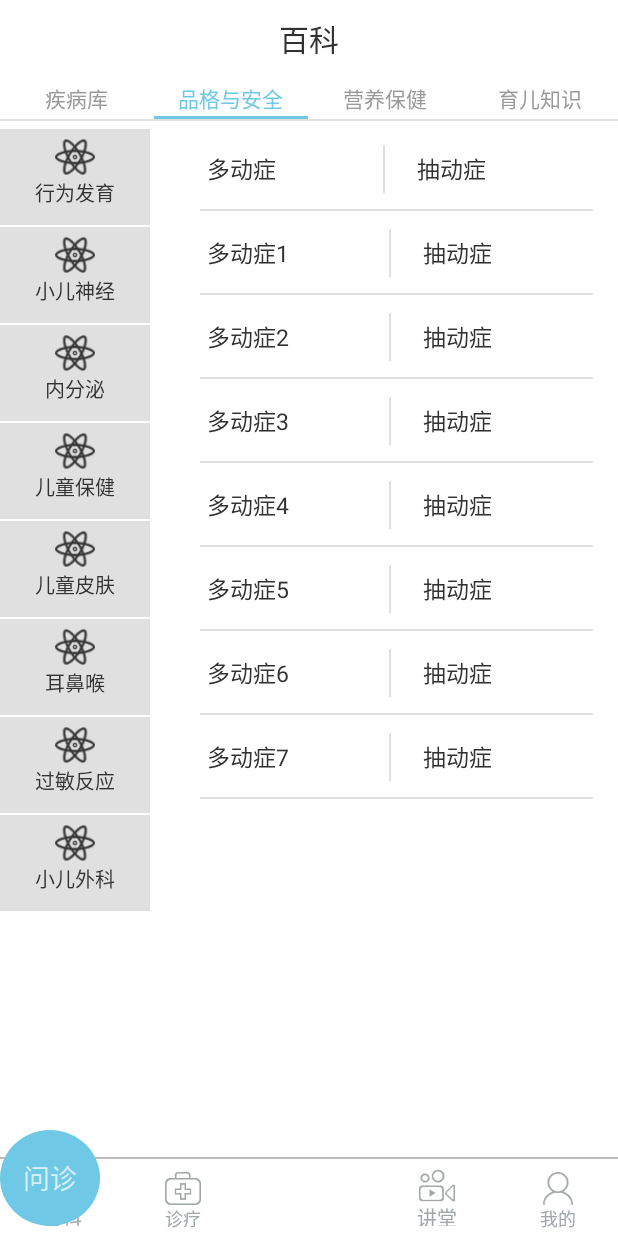
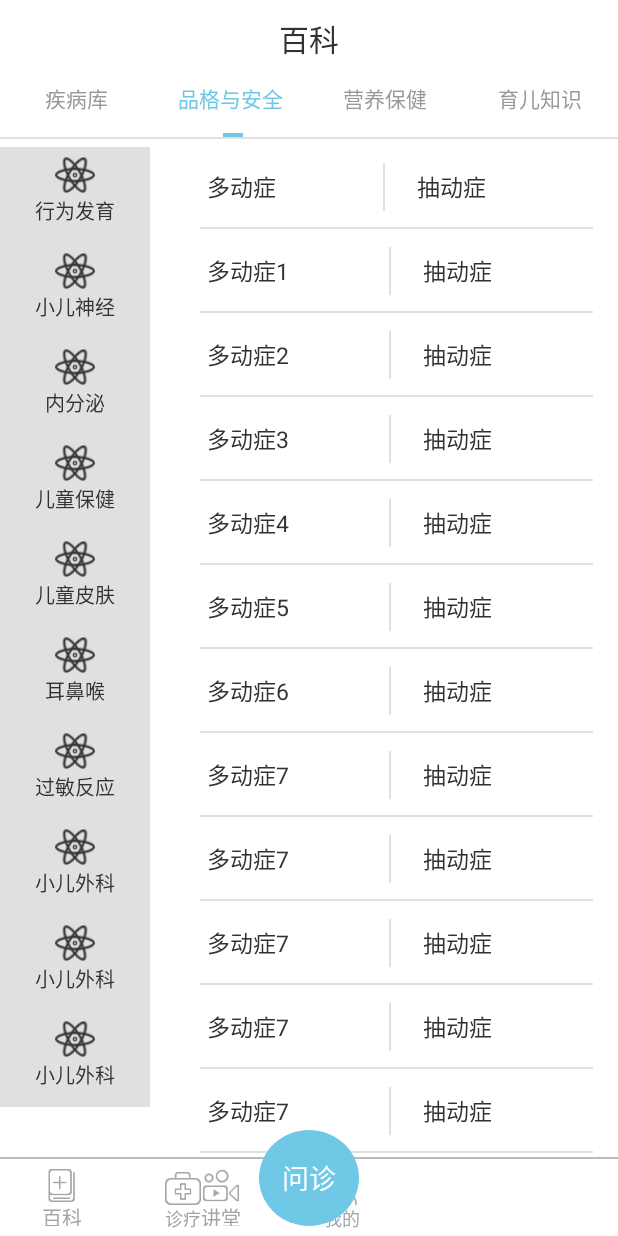
Before and after one commit to chxxbb/TSET, an Android app: the screen it shows after launch (HomeActivity), tab 2 chosen, on a phone screen of 412 x 824 dp. Run offline under Robolectric (Android 15) with nearby library versions, the phone set to English and light mode, and no system bars.

Commit message:
2016年8月25日17:33:34
新增：
百科页面完善

```diff
--- a/app/src/main/java/com/example/chen/tset/DiseaselibFragment.java
+++ b/app/src/main/java/com/example/chen/tset/DiseaselibFragment.java
@@ -1,6 +1,7 @@
 package com.example.chen.tset;
 
 
+import android.graphics.Color;
 import android.graphics.drawable.ColorDrawable;
 import android.os.Bundle;
 import android.support.annotation.Nullable;
@@ -12,7 +13,10 @@ import android.view.LayoutInflater;
 import android.view.View;
 import android.view.ViewGroup;
 import android.widget.AdapterView;
+import android.widget.ImageView;
+import android.widget.LinearLayout;
 import android.widget.ListView;
+import android.widget.TextView;
 import android.widget.Toast;
 
 import java.util.ArrayList;
@@ -30,6 +34,10 @@ public class DiseaselibFragment extends Fragment {
     List<String> list;
     //右边RecyclerView集合
     List<String> list1;
+    private LinearLayout dise_ll=null;
+    private TextView tv_dislistv=null;
+    private ImageView iv_dislistv;
+
 
     @Nullable
     @Override
@@ -41,13 +49,12 @@ public class DiseaselibFragment extends Fragment {
         return view;
     }
 
-
-
     private void findView() {
         listview_dise= (ListView) view.findViewById(R.id.listview_dise);
         recyv_dise= (ListView) view.findViewById(R.id.recyv_dise);
         listview_dise.setOnItemClickListener(listener);
         listview_dise.setVerticalScrollBarEnabled(false);
+        recyv_dise.setVerticalScrollBarEnabled(false);
     }
     private void listviewinit() {
         list=new ArrayList<>();
@@ -58,6 +65,8 @@ public class DiseaselibFragment extends Fragment {
         list.add("儿童皮肤");
         list.add("耳鼻喉");
         list.add("过敏反应");
+        list.add("小儿外科");
+        list.add("小儿外科");
         list.add("小儿外科");
         adapter=new DiseaseliblistvAdapter(getContext(),list);
         listview_dise.setAdapter(adapter);
@@ -73,16 +82,39 @@ public class DiseaselibFragment extends Fragment {
         list1.add("多动症5");
         list1.add("多动症6");
         list1.add("多动症7");
+        list1.add("多动症7");
+        list1.add("多动症7");
+        list1.add("多动症7");
+        list1.add("多动症7");
+        list1.add("多动症7");
+        list1.add("多动症7");
+        list1.add("多动症7");
+        list1.add("多动症7");
+        list1.add("多动症7");
+
         diseaselibrecyvAdapter=new DiseaselibrecyvAdapter(getContext(),list1);
         recyv_dise.setAdapter(diseaselibrecyvAdapter);
         diseaselibrecyvAdapter.notifyDataSetChanged();
 
     }
 
+
     private AdapterView.OnItemClickListener listener=new AdapterView.OnItemClickListener() {
         @Override
         public void onItemClick(AdapterView<?> parent, View view, int position, long id) {
-
+                if(dise_ll==null){
+                    dise_ll= (LinearLayout) view.findViewById(R.id.dise_ll);
+                    dise_ll.setBackgroundColor(android.graphics.Color.parseColor("#6fc9e6"));
+                    tv_dislistv= (TextView) view.findViewById(R.id.tv_dislistv);
+                    tv_dislistv.setTextColor(0xffffffff);
+                }else {
+                    dise_ll.setBackgroundColor(android.graphics.Color.parseColor("#e0e0e0"));
+                    tv_dislistv.setTextColor(android.graphics.Color.parseColor("#323232"));
+                    dise_ll = (LinearLayout) view.findViewById(R.id.dise_ll);
+                    dise_ll.setBackgroundColor(android.graphics.Color.parseColor("#6fc9e6"));
+                    tv_dislistv= (TextView) view.findViewById(R.id.tv_dislistv);
+                    tv_dislistv.setTextColor(0xffffffff);
+                }
         }
     };
 }
--- a/app/src/main/java/com/example/chen/tset/EncyclopediaFragment.java
+++ b/app/src/main/java/com/example/chen/tset/EncyclopediaFragment.java
@@ -27,6 +27,9 @@ public class EncyclopediaFragment extends Fragment {
     DiseaselibFragment diseaselibFragment4;
     private TabLayout tabLayout;
     private ViewPager vp_encyclopedia;
+    View view1,view2,view3,view4;
+
+
     @Nullable
     @Override
     public View onCreateView(LayoutInflater inflater, ViewGroup container, Bundle savedInstanceState) {
@@ -40,6 +43,15 @@ public class EncyclopediaFragment extends Fragment {
     private void findView() {
         tabLayout= (TabLayout) view.findViewById(R.id.tabLayout);
         vp_encyclopedia= (ViewPager) view.findViewById(R.id.vp_encyclopedia);
+        vp_encyclopedia.addOnPageChangeListener(listener);
+        view1=view.findViewById(R.id.view1);
+        view2=view.findViewById(R.id.view2);
+        view3=view.findViewById(R.id.view3);
+        view4=view.findViewById(R.id.view4);
+        view1.setVisibility(View.VISIBLE);
+        view2.setVisibility(View.GONE);
+        view3.setVisibility(View.GONE);
+        view4.setVisibility(View.GONE);
     }
 
     private void init() {
@@ -61,4 +73,41 @@ public class EncyclopediaFragment extends Fragment {
         tabLayout.setSelectedTabIndicatorColor(android.graphics.Color.parseColor("#6fc9e6"));
         tabLayout.setTabMode(TabLayout.MODE_FIXED);
     }
+    private ViewPager.OnPageChangeListener listener=new ViewPager.OnPageChangeListener() {
+        @Override
+        public void onPageScrolled(int position, float positionOffset, int positionOffsetPixels) {
+
+        }
+
+        @Override
+        public void onPageSelected(int position) {
+            if(position==0){
+                view1.setVisibility(View.VISIBLE);
+                view2.setVisibility(View.GONE);
+                view3.setVisibility(View.GONE);
+                view4.setVisibility(View.GONE);
+            }else if(position==1){
+                view1.setVisibility(View.GONE);
+                view2.setVisibility(View.VISIBLE);
+                view3.setVisibility(View.GONE);
+                view4.setVisibility(View.GONE);
+            }else if(position==2){
+                view1.setVisibility(View.GONE);
+                view2.setVisibility(View.GONE);
+                view3.setVisibility(View.VISIBLE);
+                view4.setVisibility(View.GONE);
+            }
+            else if(position==3){
+                view1.setVisibility(View.GONE);
+                view2.setVisibility(View.GONE);
+                view3.setVisibility(View.GONE);
+                view4.setVisibility(View.VISIBLE);
+            }
+        }
+
+        @Override
+        public void onPageScrollStateChanged(int state) {
+
+        }
+    };
 }
--- a/app/src/main/res/drawable/disease_color.xml
+++ b/app/src/main/res/drawable/disease_color.xml
@@ -1,4 +1,6 @@
 <?xml version="1.0" encoding="utf-8"?>
 <selector xmlns:android="http://schemas.android.com/apk/res/android">
+    <item android:state_checked="true" android:color="#6fc9e6"/>
+    <item android:state_checked="false" android:color="#e0e0e0"/>
 
 </selector>
--- /dev/null
+++ b/app/src/main/res/drawable/disease_textcolor.xml
@@ -0,0 +1,6 @@
+<?xml version="1.0" encoding="utf-8"?>
+<selector xmlns:android="http://schemas.android.com/apk/res/android">
+    <item android:state_checked="true" android:color="#ffffff"/>
+    <item android:state_checked="false" android:color="#323232"/>
+
+</selector>
--- a/app/src/main/res/layout/activity_home.xml
+++ b/app/src/main/res/layout/activity_home.xml
@@ -62,13 +62,6 @@
                         android:textColor="@drawable/encyclopedia_color"
                         />
 
-                </RadioGroup>
-                <LinearLayout
-                    android:layout_alignParentRight="true"
-                    android:layout_alignParentBottom="true"
-                    android:layout_width="wrap_content"
-                    android:layout_height="@dimen/y96"
-                    android:orientation="horizontal">
                     <RadioButton
                         android:layout_marginRight="@dimen/x100"
                         android:layout_marginTop="@dimen/y12"
@@ -95,15 +88,14 @@
                         android:textSize="12sp"
                         android:textColor="@drawable/encyclopedia_color"
                         />
-
-                </LinearLayout>
+                </RadioGroup>
 
             </RelativeLayout>
 
         </RelativeLayout>
     </LinearLayout>
     <FrameLayout
-
+        android:layout_centerInParent="true"
         android:layout_alignParentBottom="true"
         android:layout_marginBottom="@dimen/y12"
         android:layout_width="@dimen/x120"
@@ -117,8 +109,8 @@
             android:text="问诊"
             android:textSize="@dimen/x32"
             android:layout_gravity="center"
+            android:textColor="#ffffff"
             />
     </FrameLayout>
 
-
 </RelativeLayout>
--- a/app/src/main/res/layout/fragment_diseaselib.xml
+++ b/app/src/main/res/layout/fragment_diseaselib.xml
@@ -12,7 +12,8 @@
             android:id="@+id/listview_dise"
             android:layout_width="@dimen/x180"
             android:layout_height="match_parent"
-            android:fastScrollEnabled="false"></ListView>
+            android:fastScrollEnabled="false"
+            android:divider="@null" ></ListView>
             <ListView
                 android:layout_marginLeft="@dimen/x30"
                 android:layout_marginRight="@dimen/x30"
--- a/app/src/main/res/layout/fragment_encyclopedia.xml
+++ b/app/src/main/res/layout/fragment_encyclopedia.xml
@@ -1,5 +1,6 @@
 <?xml version="1.0" encoding="utf-8"?>
 <LinearLayout xmlns:android="http://schemas.android.com/apk/res/android"
+    xmlns:app="http://schemas.android.com/apk/res-auto"
     android:orientation="vertical"
     android:layout_width="match_parent"
     android:layout_height="match_parent"
@@ -17,12 +18,64 @@
     </RelativeLayout>
 
     <android.support.design.widget.TabLayout
-
         android:layout_width="match_parent"
         android:layout_height="@dimen/y52"
+        android:layout_gravity="center"
         android:id="@+id/tabLayout"
+        app:tabIndicatorHeight="0dp"
         >
     </android.support.design.widget.TabLayout>
+    <LinearLayout
+        android:layout_marginTop="@dimen/y17"
+        android:layout_width="match_parent"
+        android:layout_height="@dimen/y5"
+        android:orientation="horizontal">
+        <RelativeLayout
+            android:layout_weight="1"
+            android:layout_width="wrap_content"
+            android:layout_height="wrap_content">
+            <View
+                android:layout_centerInParent="true"
+                android:background="@color/inquirycolor"
+                android:id="@+id/view1"
+                android:layout_width="@dimen/x24"
+                android:layout_height="@dimen/y5"/>
+        </RelativeLayout>
+        <RelativeLayout
+            android:layout_weight="1"
+            android:layout_width="wrap_content"
+            android:layout_height="wrap_content">
+
+        <View
+            android:layout_centerInParent="true"
+            android:background="@color/inquirycolor"
+            android:id="@+id/view2"
+            android:layout_width="@dimen/x24"
+            android:layout_height="@dimen/y5"/>
+        </RelativeLayout>
+        <RelativeLayout
+            android:layout_weight="1"
+            android:layout_width="wrap_content"
+            android:layout_height="wrap_content">
+        <View
+            android:layout_centerInParent="true"
+            android:background="@color/inquirycolor"
+            android:id="@+id/view3"
+            android:layout_width="@dimen/x24"
+            android:layout_height="@dimen/y5"/>
+        </RelativeLayout>
+        <RelativeLayout
+            android:layout_weight="1"
+            android:layout_width="wrap_content"
+            android:layout_height="wrap_content">
+        <View
+            android:layout_centerInParent="true"
+            android:background="@color/inquirycolor"
+            android:id="@+id/view4"
+            android:layout_width="@dimen/x24"
+            android:layout_height="@dimen/y5"/>
+        </RelativeLayout>
+    </LinearLayout>
     <View
         android:layout_width="match_parent"
         android:layout_height="1dp"
--- a/app/src/main/res/values/colors.xml
+++ b/app/src/main/res/values/colors.xml
@@ -2,6 +2,7 @@
 <resources>
     <color name="colorPrimary">#3F51B5</color>
     <color name="colorPrimaryDark">#303F9F</color>
-    <color name="colorAccent">#FF4081</color>
+    <color name="colorAccent">#323232</color>
     <color name="inquirycolor">#6fc9e6</color>
+    <color name="diseaselicolor">#e0e0e0</color>
 </resources>
```
